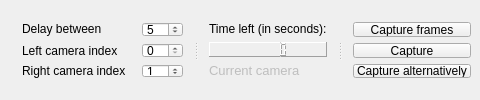
First picture: the form in mainwindow.ui, repository asergiu/camcalib, before the edit.
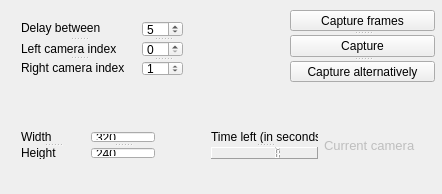
Second picture: the form after the edit.

Commit message: Introduced 2 widgets in the mainwindow, tabbedmenudialog and stereocalibrationform GUIs. These widgets are used for setting up the resolution for the captured frames. These replace the old hardcoded values 640x480 and 320x240.

```diff
--- a/mainwindow.ui
+++ b/mainwindow.ui
@@ -6,8 +6,8 @@
    <rect>
     <x>0</x>
     <y>0</y>
-    <width>480</width>
-    <height>100</height>
+    <width>442</width>
+    <height>194</height>
    </rect>
   </property>
   <property name="sizePolicy">
@@ -26,17 +26,113 @@
    <string>Stereo Calibration</string>
   </property>
   <widget class="QWidget" name="centralWidget">
-   <layout class="QFormLayout" name="formLayout">
-    <item row="0" column="0">
      <widget class="QSplitter" name="splitter">
+    <property name="geometry">
+     <rect>
+      <x>290</x>
+      <y>10</y>
+      <width>145</width>
+      <height>72</height>
+     </rect>
+    </property>
       <property name="orientation">
-       <enum>Qt::Horizontal</enum>
-      </property>
-      <widget class="QWidget" name="layoutWidget1">
+     <enum>Qt::Vertical</enum>
+    </property>
+    <widget class="QPushButton" name="capture_frames_btn">
+     <property name="enabled">
+      <bool>true</bool>
+     </property>
+     <property name="text">
+      <string>Capture frames</string>
+     </property>
+    </widget>
+    <widget class="QPushButton" name="capture_btn">
+     <property name="text">
+      <string>Capture</string>
+     </property>
+    </widget>
+    <widget class="QPushButton" name="capture_alternatively_btn">
+     <property name="text">
+      <string>Capture alternatively</string>
+     </property>
+    </widget>
+   </widget>
+   <widget class="QWidget" name="">
+    <property name="geometry">
+     <rect>
+      <x>10</x>
+      <y>120</y>
+      <width>156</width>
+      <height>51</height>
+     </rect>
+    </property>
+    <layout class="QHBoxLayout" name="horizontalLayout_2">
+     <item>
+      <widget class="QSplitter" name="splitter_3">
+       <property name="orientation">
+        <enum>Qt::Vertical</enum>
+       </property>
+       <widget class="QLabel" name="width_label">
+        <property name="text">
+         <string>Width</string>
+        </property>
+       </widget>
+       <widget class="QLabel" name="height_label">
+        <property name="text">
+         <string>Height</string>
+        </property>
+       </widget>
+      </widget>
+     </item>
+     <item>
+      <widget class="QSplitter" name="splitter_2">
+       <property name="orientation">
+        <enum>Qt::Vertical</enum>
+       </property>
+       <widget class="QSpinBox" name="resolution_width_spinBox">
+        <property name="enabled">
+         <bool>true</bool>
+        </property>
+        <property name="buttonSymbols">
+         <enum>QAbstractSpinBox::NoButtons</enum>
+        </property>
+        <property name="maximum">
+         <number>11114</number>
+        </property>
+        <property name="value">
+         <number>320</number>
+        </property>
+       </widget>
+       <widget class="QSpinBox" name="resolution_height_spinBox">
+        <property name="buttonSymbols">
+         <enum>QAbstractSpinBox::NoButtons</enum>
+        </property>
+        <property name="maximum">
+         <number>14008</number>
+        </property>
+        <property name="value">
+         <number>240</number>
+        </property>
+       </widget>
+      </widget>
+     </item>
+    </layout>
+   </widget>
+   <widget class="QWidget" name="">
+    <property name="geometry">
+     <rect>
+      <x>10</x>
+      <y>10</y>
+      <width>184</width>
+      <height>77</height>
+     </rect>
+    </property>
        <layout class="QHBoxLayout" name="horizontalLayout">
         <item>
-         <layout class="QVBoxLayout" name="verticalLayout_3">
-          <item>
+      <widget class="QSplitter" name="splitter_4">
+       <property name="orientation">
+        <enum>Qt::Vertical</enum>
+       </property>
            <widget class="QLabel" name="label_2">
             <property name="text">
              <string>Delay between images</string>
@@ -48,26 +144,23 @@
              <bool>true</bool>
             </property>
            </widget>
-          </item>
-          <item>
            <widget class="QLabel" name="label">
             <property name="text">
              <string>Left camera index</string>
             </property>
            </widget>
-          </item>
-          <item>
            <widget class="QLabel" name="label_3">
             <property name="text">
              <string>Right camera index</string>
             </property>
            </widget>
-          </item>
-         </layout>
-        </item>
+      </widget>
+     </item>
         <item>
-         <layout class="QVBoxLayout" name="verticalLayout_4">
-          <item>
+      <widget class="QSplitter" name="splitter_5">
+       <property name="orientation">
+        <enum>Qt::Vertical</enum>
+       </property>
            <widget class="QSpinBox" name="spinBoxInterval">
             <property name="minimum">
              <number>0</number>
@@ -76,35 +169,40 @@
              <number>5</number>
             </property>
            </widget>
-          </item>
-          <item>
            <widget class="QSpinBox" name="left_camera_index_spinBox">
             <property name="value">
              <number>0</number>
             </property>
            </widget>
-          </item>
-          <item>
            <widget class="QSpinBox" name="right_camera_index_spinBox">
             <property name="value">
              <number>1</number>
             </property>
            </widget>
-          </item>
-         </layout>
-        </item>
-       </layout>
-      </widget>
-      <widget class="QWidget" name="layoutWidget2">
-       <layout class="QVBoxLayout" name="verticalLayout">
-        <item>
+      </widget>
+     </item>
+    </layout>
+   </widget>
+   <widget class="QWidget" name="">
+    <property name="geometry">
+     <rect>
+      <x>200</x>
+      <y>120</y>
+      <width>227</width>
+      <height>51</height>
+     </rect>
+    </property>
+    <layout class="QGridLayout" name="gridLayout">
+     <item row="0" column="0">
+      <widget class="QSplitter" name="splitter_6">
+       <property name="orientation">
+        <enum>Qt::Vertical</enum>
+       </property>
          <widget class="QLabel" name="labelSampleTimeout">
           <property name="text">
            <string>Time left (in seconds):</string>
           </property>
          </widget>
-        </item>
-        <item>
          <widget class="QLCDNumber" name="lcdNumber">
           <property name="frameShape">
            <enum>QFrame::Panel</enum>
@@ -122,8 +220,9 @@
            <enum>QLCDNumber::Filled</enum>
           </property>
          </widget>
-        </item>
-        <item>
+      </widget>
+     </item>
+     <item row="0" column="1">
          <widget class="QLabel" name="label_4">
           <property name="enabled">
            <bool>false</bool>
@@ -144,37 +243,16 @@
         </item>
        </layout>
       </widget>
-      <widget class="QWidget" name="layoutWidget3">
-       <layout class="QVBoxLayout" name="verticalLayout_2">
-        <item>
-         <widget class="QPushButton" name="capture_frames_btn">
-          <property name="enabled">
-           <bool>true</bool>
-          </property>
-          <property name="text">
-           <string>Capture frames</string>
-          </property>
-         </widget>
-        </item>
-        <item>
-         <widget class="QPushButton" name="capture_btn">
-          <property name="text">
-           <string>Capture</string>
-          </property>
-         </widget>
-        </item>
-        <item>
-         <widget class="QPushButton" name="capture_alternatively_btn">
-          <property name="text">
-           <string>Capture alternatively</string>
-          </property>
-         </widget>
-        </item>
-       </layout>
-      </widget>
-     </widget>
-    </item>
-   </layout>
+   <zorder>splitter</zorder>
+   <zorder>resolution_height_lineEdit</zorder>
+   <zorder>resolution_width_lineEdit</zorder>
+   <zorder>height_label</zorder>
+   <zorder>width_label</zorder>
+   <zorder></zorder>
+   <zorder></zorder>
+   <zorder>verticalSpacer</zorder>
+   <zorder>splitter_3</zorder>
+   <zorder>horizontalSpacer</zorder>
   </widget>
  </widget>
  <layoutdefault spacing="6" margin="11"/>
```
Left out of the diff: 2 changed lines with no effect on the pictures. Lines whose indentation alone changed are shown as unchanged. The commit also changes 10 other files.
